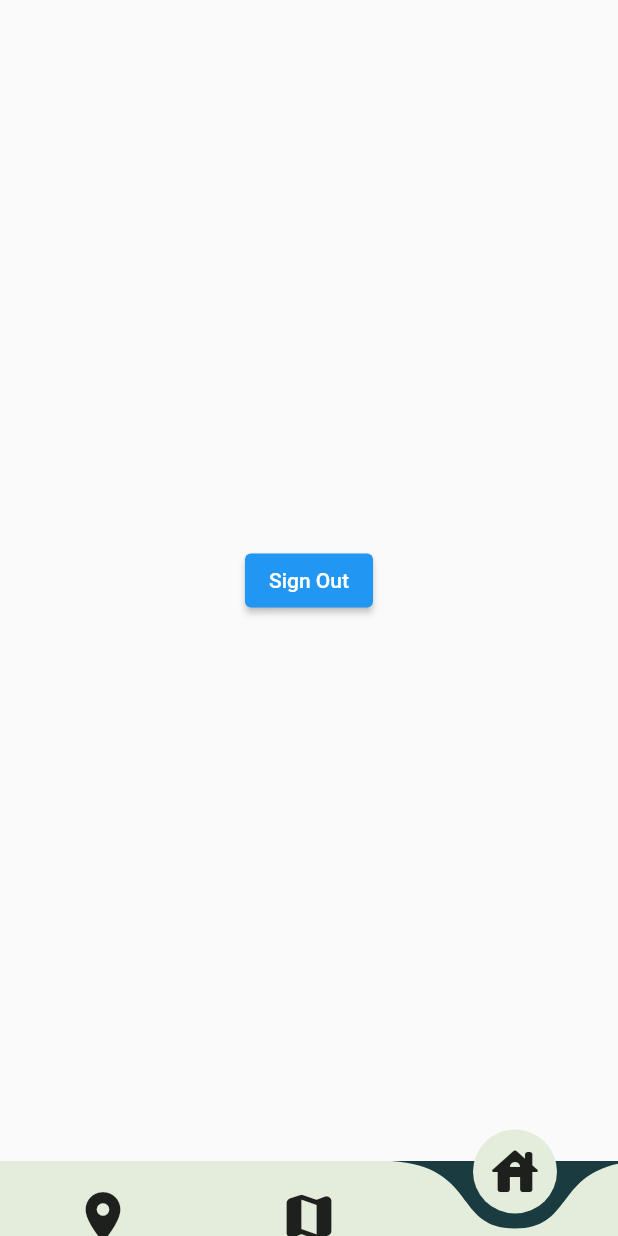
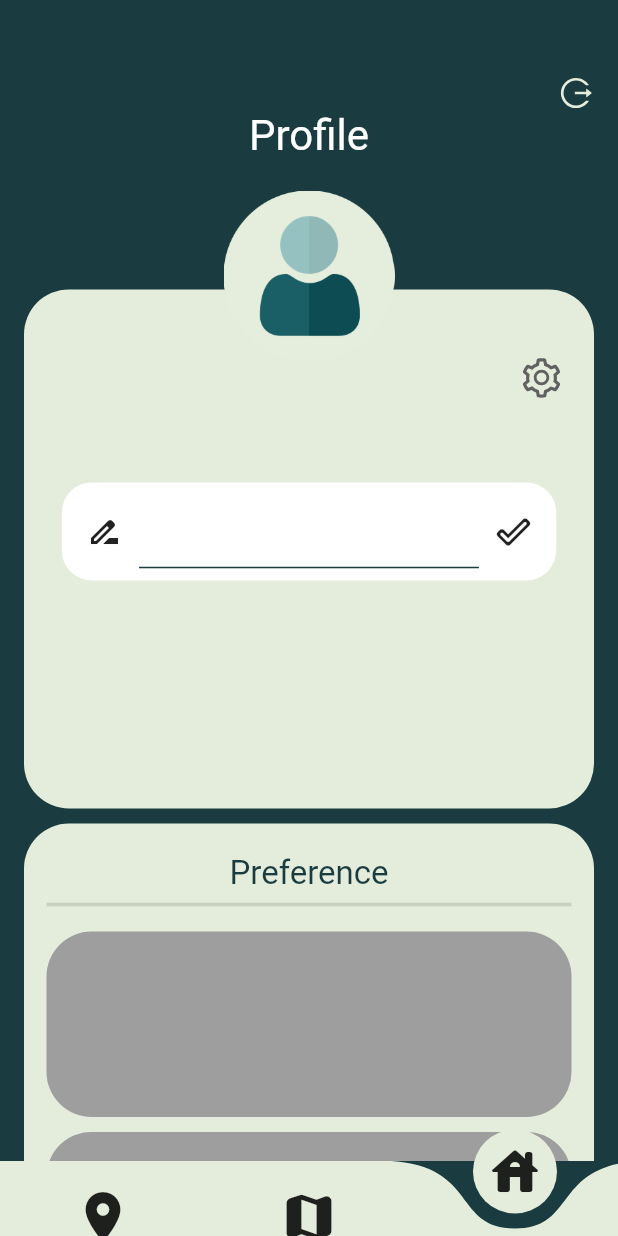
Before and after one commit to muhammad-mubeen-hamid/explore_sa, a Flutter app: the screen it shows once a user with an empty profile is signed in, item 3 of the bottom bar chosen, on a phone screen of 412 x 824 dp. Run offline on Flutter 3.47's test engine with Material 2 defaults, Android fonts, the phone set to English and light mode, and no system bars; drawn by our look-alikes of curved_navigation_bar; our stand-ins replace carousel_slider, cloud_firestore, firebase_auth, firebase_core, flutter_login, flutter_speed_dial and 4 more; missing offline and left inert: flutter_google_places, flutter_mapbox_navigation, flutter_polyline_points, geocode, google_place, scrollable_panel; accounts and stored records are empty; Roboto replaces fonts that are missing (Nunito).

Commit message:
auth-ac-polyline-nav-nearby-profile  v0.0.0.1

```diff
--- /dev/null
+++ b/lib/customSettings.dart
@@ -0,0 +1,299 @@
+import 'package:cloud_firestore/cloud_firestore.dart';
+import 'package:explore_sa/MyColors.dart';
+import 'package:firebase_auth/firebase_auth.dart';
+import 'package:flutter/material.dart';
+import 'package:flutter_vector_icons/flutter_vector_icons.dart';
+
+
+class CustomSettings extends StatefulWidget {
+  const CustomSettings({Key? key}) : super(key: key);
+
+  @override
+  _CustomSettingsState createState() => _CustomSettingsState();
+}
+
+class _CustomSettingsState extends State<CustomSettings> {
+
+  TextEditingController nameTextField = TextEditingController();
+  FirebaseAuth auth = FirebaseAuth.instance;
+  CollectionReference usersRef = FirebaseFirestore.instance.collection('users');
+  String userDetails = "non";
+  bool showSpinner = false;
+
+  @override
+  void initState() {
+    super.initState();
+    extractUserName().then((value) {
+      userDetails = value;
+    });
+  }
+
+  @override
+  Widget build(BuildContext context) {
+    if (userDetails == "non") {
+      return CircularProgressIndicator();
+    } else {
+      double width = MediaQuery
+          .of(context)
+          .size
+          .width;
+      double height = MediaQuery
+          .of(context)
+          .size
+          .height;
+      return Stack(
+        fit: StackFit.expand,
+        children: [
+          Container(
+            color: MyColors.darkTeal,
+          ),
+          Scaffold(
+            backgroundColor: Colors.transparent,
+            body: SingleChildScrollView(
+              physics: BouncingScrollPhysics(),
+              child: Padding(
+                padding: const EdgeInsets.symmetric(
+                    horizontal: 16, vertical: 50),
+                child: Column(
+                  children: [
+                    Row(
+                      mainAxisAlignment: MainAxisAlignment.spaceBetween,
+                      children: [
+                        Icon(
+                          AntDesign.arrowleft,
+                          color: MyColors.darkTeal,
+                        ),
+                        Icon(
+                          AntDesign.logout,
+                          color: MyColors.xLightTeal,
+                        ),
+                      ],
+                    ),
+                    Text(
+                      'Profile',
+                      textAlign: TextAlign.center,
+                      style: TextStyle(
+                        color: Colors.white,
+                        fontSize: 28,
+                      ),
+                    ),
+                    SizedBox(
+                      height: 20,
+                    ),
+                    Container(
+                      height: height * 0.50,
+                      child: LayoutBuilder(
+                        builder: (context, constraints) {
+                          double innerHeight = constraints.maxHeight;
+                          double innerWidth = constraints.maxWidth;
+                          return Stack(
+                            fit: StackFit.expand,
+                            children: [
+                              Positioned(
+                                child: Container(
+                                  margin: EdgeInsets.fromLTRB(
+                                      0, height * 0.08, 0, 0),
+                                  height: innerHeight * 0.50,
+                                  width: innerWidth,
+                                  decoration: BoxDecoration(
+                                    borderRadius: BorderRadius.circular(30),
+                                    color: MyColors.xLightTeal,
+                                  ),
+                                  child: Column(
+                                    children: [
+                                      SizedBox(
+                                        height: 45,
+                                      ),
+                                      Flexible(
+                                          child: Text(
+                                            '$userDetails',
+                                            style: TextStyle(
+                                              color: MyColors.darkTeal,
+                                              fontFamily: 'Nunito',
+                                              fontSize: 22,
+                                            ),
+                                          ),
+                                      ),
+                                      Container(
+                                        width: width * 0.8,
+                                        padding: EdgeInsets.symmetric(
+                                            horizontal: width * 0.04,
+                                            vertical: height * 0.01),
+                                        margin: EdgeInsets.symmetric(
+                                            vertical: height * 0.07,
+                                            horizontal: width * 0.01),
+                                        decoration: BoxDecoration(
+                                            color: Colors.white,
+                                            borderRadius: BorderRadius.circular(
+                                                20)
+                                        ),
+                                        child: Row(
+                                          mainAxisAlignment: MainAxisAlignment
+                                              .spaceBetween,
+                                          children: [
+                                            Icon(Icons
+                                                .drive_file_rename_outline),
+                                            Container(
+                                              width: width * 0.55,
+                                              decoration: BoxDecoration(
+                                                  border: Border(
+                                                      bottom: BorderSide(
+                                                          color: MyColors
+                                                              .darkTeal))
+                                              ),
+                                              child: TextField(
+                                                controller: nameTextField,
+                                                decoration: InputDecoration(
+                                                    hintText: '$userDetails',
+                                                    hintStyle: TextStyle(
+                                                        fontSize: 12,
+                                                        color: Colors.grey),
+                                                    border: InputBorder.none
+                                                ),
+                                              ),
+                                            ),
+                                            GestureDetector(
+                                              child: Icon(
+                                                  Icons.done_outline_rounded),
+                                              onTap: () {
+                                                usersRef.doc(getCurrentUserUID()).set(
+                                                    {'displayName': nameTextField.text, 'uid': getCurrentUserUID()}
+                                                ).catchError((onError) =>
+                                                    print(onError));
+
+                                                setState(() {
+                                                  changeDisplayName();
+                                                  extractUserName();
+                                                  nameTextField.clear();
+                                                });
+                                                //printData();
+
+                                              },
+                                            )
+                                          ],
+                                        ),
+                                      ),
+                                    ],
+                                  ),
+                                ),
+                              ),
+                              Positioned(
+                                top: 110,
+                                right: 20,
+                                child: Icon(
+                                  AntDesign.setting,
+                                  color: Colors.grey[700],
+                                  size: 30,
+                                ),
+                              ),
+                              Positioned(
+                                top: 0,
+                                left: 0,
+                                right: 0,
+                                child: Center(
+                                  child: Container(
+                                    child: Image.asset(
+                                      'assets/images/user.png',
+                                      width: innerWidth * 0.30,
+                                      fit: BoxFit.fitWidth,
+                                    ),
+                                  ),
+                                ),
+                              ),
+                            ],
+                          );
+                        },
+                      ),
+                    ),
+                    SizedBox(
+                      height: 10,
+                    ),
+                    Container(
+                      height: height * 0.5,
+                      width: width,
+                      decoration: BoxDecoration(
+                        borderRadius: BorderRadius.circular(30),
+                        color: MyColors.xLightTeal,
+                      ),
+                      child: Padding(
+                        padding: const EdgeInsets.symmetric(horizontal: 15),
+                        child: Column(
+                          children: [
+                            SizedBox(
+                              height: 20,
+                            ),
+                            Text(
+                              'Preference',
+                              style: TextStyle(
+                                color: MyColors.darkTeal,
+                                fontSize: 22,
+                                fontFamily: 'Nunito',
+                              ),
+                            ),
+                            Divider(
+                              thickness: 2.5,
+                            ),
+                            SizedBox(
+                              height: 10,
+                            ),
+                            Container(
+                              height: height * 0.15,
+                              decoration: BoxDecoration(
+                                color: Colors.grey,
+                                borderRadius: BorderRadius.circular(30),
+                              ),
+                            ),
+                            SizedBox(
+                              height: 10,
+                            ),
+                            Container(
+                              height: height * 0.1,
+                              decoration: BoxDecoration(
+                                color: Colors.grey,
+                                borderRadius: BorderRadius.circular(30),
+                              ),
+                            ),
+                          ],
+                        ),
+                      ),
+                    )
+                  ],
+                ),
+              ),
+            ),
+          )
+        ],
+      );
+    }
+  }
+
+  String getCurrentUserUID(){
+    final User? user = auth.currentUser;
+    return user!.uid;
+  }
+
+
+  void changeDisplayName() async {
+    showSpinner = true;
+    if (showSpinner) CircularProgressIndicator();
+    await usersRef.doc(getCurrentUserUID()).get().then((value) {
+      setState(() {
+        userDetails = value['displayName'];
+      });
+    });
+  }
+
+  Future<String> extractUserName() async {
+
+    var result;
+    await usersRef.doc(getCurrentUserUID()).get().then((value) {
+      result = value.data();
+      return value.data();
+    });
+    setState(() {
+      userDetails = result['displayName'];
+    });
+    print("EXTRACTED USER DETAILS ================> ${result['displayName']}");
+    return result['displayName'];
+  }
+}
--- a/lib/main.dart
+++ b/lib/main.dart
@@ -11,7 +11,7 @@ import 'package:flutter/material.dart';
 import 'package:explore_sa/MyColors.dart';
 import 'package:firebase_core/firebase_core.dart';
 import 'application_bloc.dart';
-import 'settings.dart';
+import 'customSettings.dart';
 import 'package:provider/provider.dart';
 import 'package:flutter_mapbox_navigation/library.dart';
 
@@ -71,7 +71,7 @@ class _AuthenticationWrapperState extends State<AuthenticationWrapper> {
   int _page = 0;
   late final CustomMap mapWidget;
   final CustomPlaces places = CustomPlaces();
-  final Settings settings = Settings();
+  final CustomSettings settings = CustomSettings();
   final CustomNavigation navigation = CustomNavigation();
 
   late Widget _showPage = CustomMap();
--- a/lib/settings.dart
+++ /dev/null
@@ -1,25 +0,0 @@
-import 'package:explore_sa/services/authService.dart';
-import 'package:firebase_auth/firebase_auth.dart';
-import 'package:flutter/material.dart';
-import 'package:provider/provider.dart';
-
-
-class Settings extends StatefulWidget {
-  const Settings({Key? key}) : super(key: key);
-
-  @override
-  _SettingsState createState() => _SettingsState();
-}
-
-class _SettingsState extends State<Settings> {
-  @override
-  Widget build(BuildContext context) {
-    return Container(
-      child: Center(
-        child: ElevatedButton(child: Text("Sign Out"), onPressed: () async {
-          context.read<AuthService>().signOut();
-        },),
-      ),
-    );
-  }
-}
--- a/pubspec.yaml
+++ b/pubspec.yaml
@@ -47,6 +47,7 @@ dependencies:
   flutter_mapbox_navigation: ^0.0.24
   scrollable_panel: ^0.4.1
   carousel_slider: ^4.0.0
+  flutter_vector_icons: ^1.0.0
 
 
   # The following adds the Cupertino Icons font to your application.
@@ -79,7 +80,8 @@ flutter:
     - assets/images/rabbit.png
     - assets/icons/search.png
     - assets/icons/profile.png
-
+    - assets/images/user.png
+    -
   # An image asset can refer to one or more resolution-specific "variants", see
   # https://flutter.dev/assets-and-images/#resolution-aware.
 
```
Also changed, not shown: lib/customMap.dart (+63 -11 lines), lib/nearbyPlaceSearchResult.dart (added, +136 -0 lines), assets/images/profile.png (added), assets/images/user.png (added), pubspec.lock.
